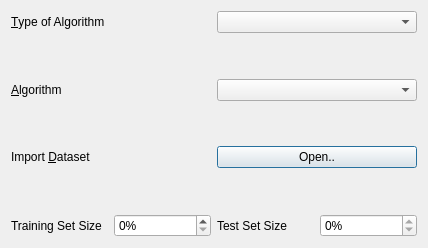
Old version of the form ui_predit.ui in the repository abhinavk123/PredIt.
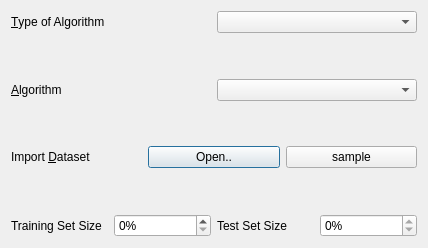
New version of the form.

Diff of the .ui file:
```diff
--- a/ui_predit.ui
+++ b/ui_predit.ui
@@ -105,6 +105,16 @@
        </property>
       </widget>
      </item>
+     <item row="0" column="2">
+      <widget class="QPushButton" name="viewpushButton">
+       <property name="enabled">
+        <bool>true</bool>
+       </property>
+       <property name="text">
+        <string>sample</string>
+       </property>
+      </widget>
+     </item>
     </layout>
    </item>
    <item row="6" column="0">
```
Left out of the diff: 9 changed lines with no effect on the pictures.
